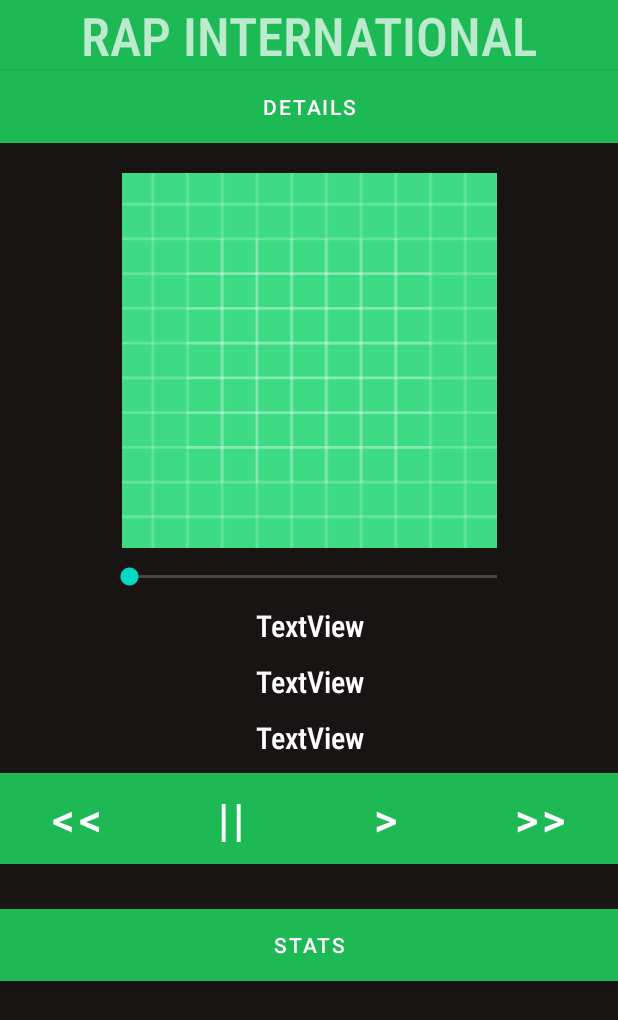
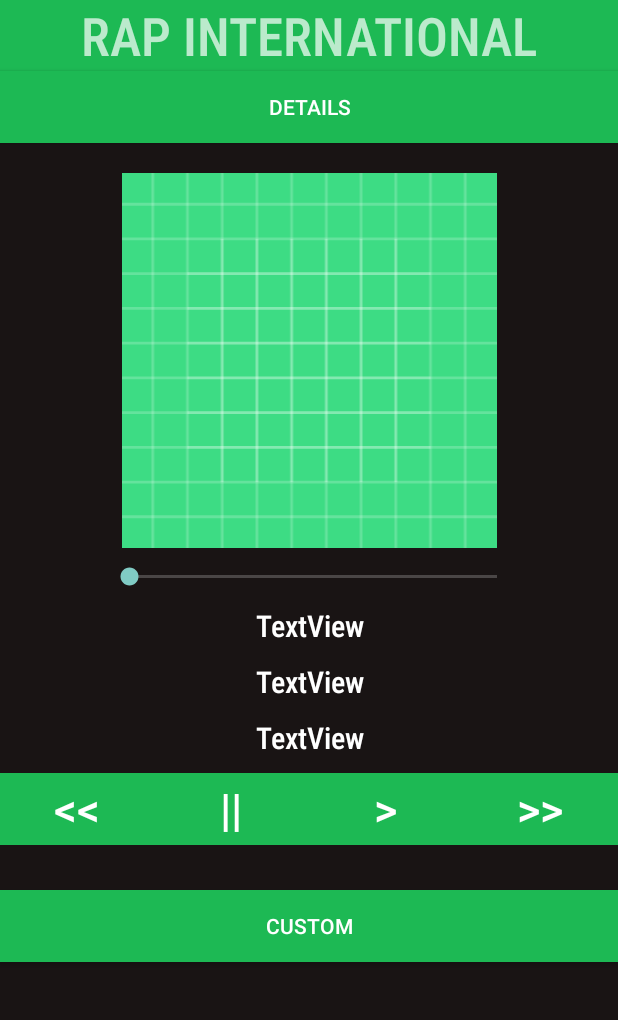
Before and after one commit to qRayne/Clone-Spotify, an Android app: the MainActivity screen opened directly, with no data from a screen before it, on a phone screen of 412 x 824 dp. Shown: the top 1020 px of the screen. Run offline under Robolectric (Android 15) with nearby library versions, the phone set to English and light mode, and no system bars; libraries missing offline, so code that uses them is left out: com.spotify.protocol; 2 statements that could not run were skipped.

Commit message:
finished button custom

```diff
--- a/Code/app/src/main/java/com/example/clonespotify/MainActivity.java
+++ b/Code/app/src/main/java/com/example/clonespotify/MainActivity.java
@@ -2,11 +2,12 @@ package com.example.clonespotify;
 
 import android.content.Intent;
 import android.graphics.Bitmap;
+import android.graphics.Color;
+import android.graphics.drawable.ColorDrawable;
+import android.graphics.drawable.Drawable;
 import android.os.Bundle;
 
 import android.text.format.DateUtils;
-import android.util.Log;
-import android.view.MotionEvent;
 import android.view.View;
 import android.widget.Button;
 import android.widget.ImageView;
@@ -16,28 +17,17 @@ import android.widget.TextView;
 import androidx.activity.result.ActivityResult;
 import androidx.activity.result.ActivityResultCallback;
 import androidx.activity.result.ActivityResultLauncher;
-import androidx.activity.result.contract.ActivityResultContract;
 import androidx.activity.result.contract.ActivityResultContracts;
 import androidx.appcompat.app.AppCompatActivity;
 
-import com.spotify.android.appremote.api.ConnectionParams;
-import com.spotify.android.appremote.api.Connector;
-import com.spotify.android.appremote.api.SpotifyAppRemote;
-
 import com.spotify.protocol.client.CallResult;
-import com.spotify.protocol.client.Subscription;
-import com.spotify.protocol.types.PlayerState;
-import com.spotify.protocol.types.Track;
-import com.spotify.protocol.types.Uri;
-
-import java.util.Vector;
 
 public class MainActivity extends AppCompatActivity {
 
     ImageView imageCover;
-    TextView textViewArtiste, textViewChanson,textViewTemps;
+    TextView textViewArtiste, textViewChanson,textViewTemps,titleApp2;
     SeekBar progression;
-    Button buttonBeforeMusic, buttonPauseMusic, buttonPlayMusic, buttonAfterMusic,buttonStats,buttonDetails;
+    Button buttonBeforeMusic, buttonPauseMusic, buttonPlayMusic, buttonAfterMusic, buttonCustom,buttonDetails;
     SpotifyDiffuseur spotifyDiffuseur;
     Ecouteur ec;
     ActivityResultLauncher<Intent> launcher;
@@ -50,12 +40,13 @@ public class MainActivity extends AppCompatActivity {
         ec = new Ecouteur();
 
         imageCover = findViewById(R.id.imageViewCover);
+        titleApp2 = findViewById(R.id.titleApp2);
         buttonBeforeMusic = findViewById(R.id.buttonBeforeMusic);
         buttonPauseMusic = findViewById(R.id.buttonPauseMusic);
         buttonPlayMusic = findViewById(R.id.buttonPlayMusic);
         buttonAfterMusic = findViewById(R.id.buttonAfterMusic);
         buttonDetails = findViewById(R.id.buttonAfficherDetails); // à enlever après
-        buttonStats = findViewById(R.id.buttonStats);
+        buttonCustom = findViewById(R.id.buttonCustom);
         textViewArtiste = findViewById(R.id.textViewArtiste);
         textViewChanson = findViewById(R.id.textViewChanson);
         textViewTemps = findViewById(R.id.textViewTemps);
@@ -66,7 +57,7 @@ public class MainActivity extends AppCompatActivity {
         buttonPauseMusic.setOnClickListener(ec);
         buttonPlayMusic.setOnClickListener(ec);
         buttonAfterMusic.setOnClickListener(ec);
-        buttonStats.setOnClickListener(ec);
+        buttonCustom.setOnClickListener(ec);
         buttonDetails.setOnClickListener(ec);
         progression.setOnSeekBarChangeListener(ec);
     }
@@ -115,12 +106,10 @@ public class MainActivity extends AppCompatActivity {
                 spotifyDiffuseur.getPlayerApi().skipPrevious(); // spotify de base donc pas de skipBefore
             else if (view.equals(buttonAfterMusic))
                 spotifyDiffuseur.getPlayerApi().skipNext();
-            else if (view.equals(buttonDetails)){
+            else if (view.equals(buttonDetails))
                 afficher();
-            }
-            else{
+            else
                 launcher.launch(new Intent(MainActivity.this,CustomActivity.class));
-            }
         }
 
         @Override
@@ -145,8 +134,23 @@ public class MainActivity extends AppCompatActivity {
         @Override
         public void onActivityResult(ActivityResult result) {
             if (result.getResultCode() == 1){
-
+                String hexaValue = result.getData().getStringExtra("hexaValue");
+                customizeUI(hexaValue);
             }
         }
     }
+
+    // modifier le player
+    private void customizeUI (String hexaValue){
+        // le titre
+        titleApp2.setBackgroundColor(Color.parseColor(hexaValue));
+
+        // les buttons
+        buttonDetails.setBackgroundColor(Color.parseColor(hexaValue));
+        buttonBeforeMusic.setBackgroundColor(Color.parseColor(hexaValue));
+        buttonPauseMusic.setBackgroundColor(Color.parseColor(hexaValue));
+        buttonPlayMusic.setBackgroundColor(Color.parseColor(hexaValue));
+        buttonAfterMusic.setBackgroundColor(Color.parseColor(hexaValue));
+        buttonCustom.setBackgroundColor(Color.parseColor(hexaValue));
+    }
 }
--- a/Code/app/src/main/res/layout/activity_main.xml
+++ b/Code/app/src/main/res/layout/activity_main.xml
@@ -118,11 +118,11 @@
     </LinearLayout>
 
     <Button
-        android:id="@+id/buttonStats"
+        android:id="@+id/buttonCustom"
         android:layout_width="match_parent"
         android:layout_height="wrap_content"
         android:background="@color/green_spotify"
-        android:text="Stats"
+        android:text="CUSTOM"
         android:translationY="100dp" />
 
 </LinearLayout>
--- a/Code/app/src/main/res/values/themes.xml
+++ b/Code/app/src/main/res/values/themes.xml
@@ -1,6 +1,6 @@
 <resources xmlns:tools="http://schemas.android.com/tools">
     <!-- Base application theme. -->
-    <style name="Theme.CloneSpotify" parent="Theme.MaterialComponents.NoActionBar">
+    <style name="Theme.CloneSpotify" parent="Theme.AppCompat.NoActionBar">
         <!-- Primary brand color. -->
         <item name="colorPrimary">@color/green_spotify</item>
         <item name="colorPrimaryVariant">@color/green_spotify</item>
```
Also changed, not shown: Code/app/src/main/java/com/example/clonespotify/CustomActivity.java (+17 -4 lines), Code/app/src/main/java/com/example/clonespotify/couleurs.txt (added, +16 -0 lines).
